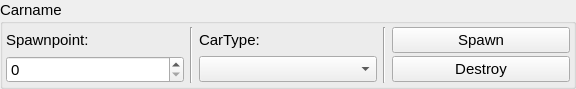
Qt form modules/carlainterface/action/vehicletab.ui (tud-hri/joan) before a commit.
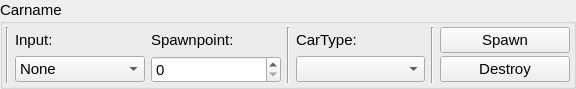
The same form after that commit.

The edit to the form file:
```diff
--- a/modules/carlainterface/action/vehicletab.ui
+++ b/modules/carlainterface/action/vehicletab.ui
@@ -52,10 +52,17 @@
       <property name="verticalSpacing">
        <number>3</number>
       </property>
-      <item row="1" column="0">
+      <item row="0" column="0" rowspan="2">
+       <widget class="Line" name="line">
+        <property name="orientation">
+         <enum>Qt::Vertical</enum>
+        </property>
+       </widget>
+      </item>
+      <item row="1" column="2">
        <widget class="QSpinBox" name="spinSpawnpoints"/>
       </item>
-      <item row="0" column="0">
+      <item row="0" column="2">
        <widget class="QLabel" name="lblSpawnpoints">
         <property name="font">
          <font>
@@ -68,44 +75,60 @@
         </property>
        </widget>
       </item>
-      <item row="1" column="2">
+      <item row="0" column="4">
+       <widget class="QLabel" name="label">
+        <property name="text">
+         <string>CarType:</string>
+        </property>
+       </widget>
+      </item>
+      <item row="1" column="4">
        <widget class="QComboBox" name="comboCartype"/>
       </item>
-      <item row="1" column="5">
-       <widget class="QPushButton" name="btnDestroy">
-        <property name="text">
-         <string>Destroy</string>
+      <item row="0" column="3" rowspan="2">
+       <widget class="Line" name="line_2">
+        <property name="orientation">
+         <enum>Qt::Vertical</enum>
         </property>
        </widget>
       </item>
-      <item row="0" column="5">
+      <item row="0" column="7">
        <widget class="QPushButton" name="btnSpawn">
         <property name="text">
          <string>Spawn</string>
         </property>
        </widget>
       </item>
-      <item row="0" column="3" rowspan="2">
+      <item row="0" column="5" rowspan="2">
        <widget class="Line" name="line_3">
         <property name="orientation">
          <enum>Qt::Vertical</enum>
         </property>
        </widget>
       </item>
-      <item row="0" column="2">
-       <widget class="QLabel" name="label">
+      <item row="1" column="7">
+       <widget class="QPushButton" name="btnDestroy">
         <property name="text">
-         <string>CarType:</string>
+         <string>Destroy</string>
         </property>
        </widget>
       </item>
-      <item row="0" column="1" rowspan="2">
-       <widget class="Line" name="line_2">
-        <property name="orientation">
-         <enum>Qt::Vertical</enum>
+      <item row="0" column="1">
+       <widget class="QLabel" name="lblInput">
+        <property name="text">
+         <string>Input:</string>
         </property>
        </widget>
       </item>
+      <item row="1" column="1">
+       <widget class="QComboBox" name="comboInput">
+        <item>
+         <property name="text">
+          <string>None</string>
+         </property>
+        </item>
+       </widget>
+      </item>
      </layout>
     </widget>
    </item>
```
